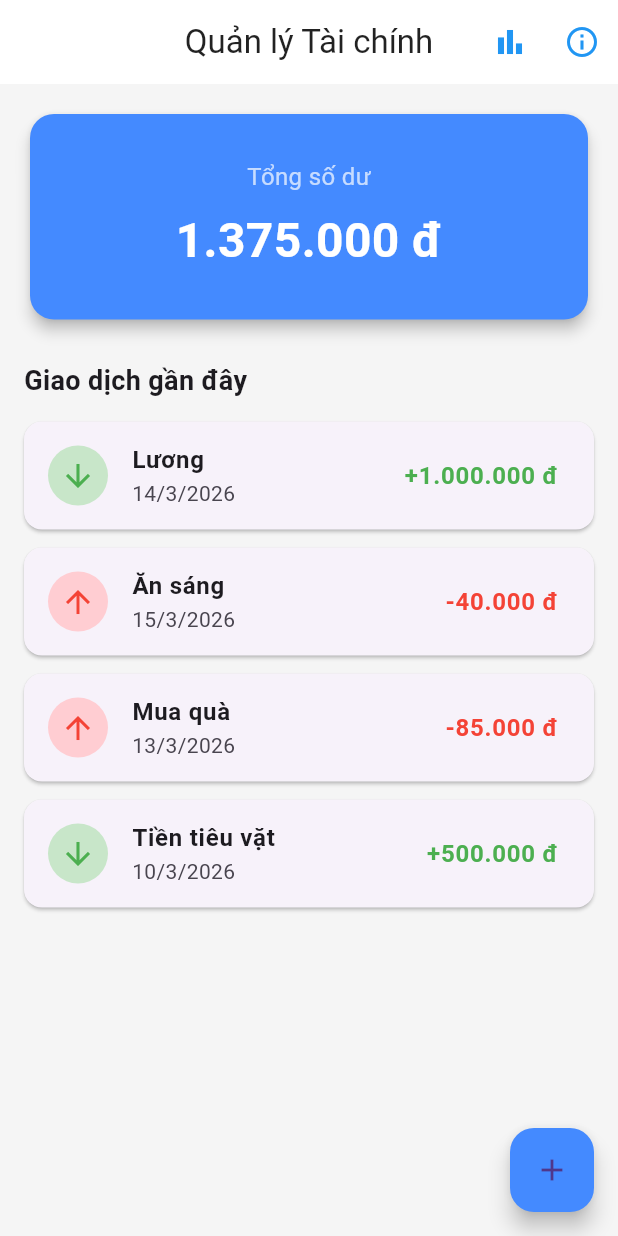
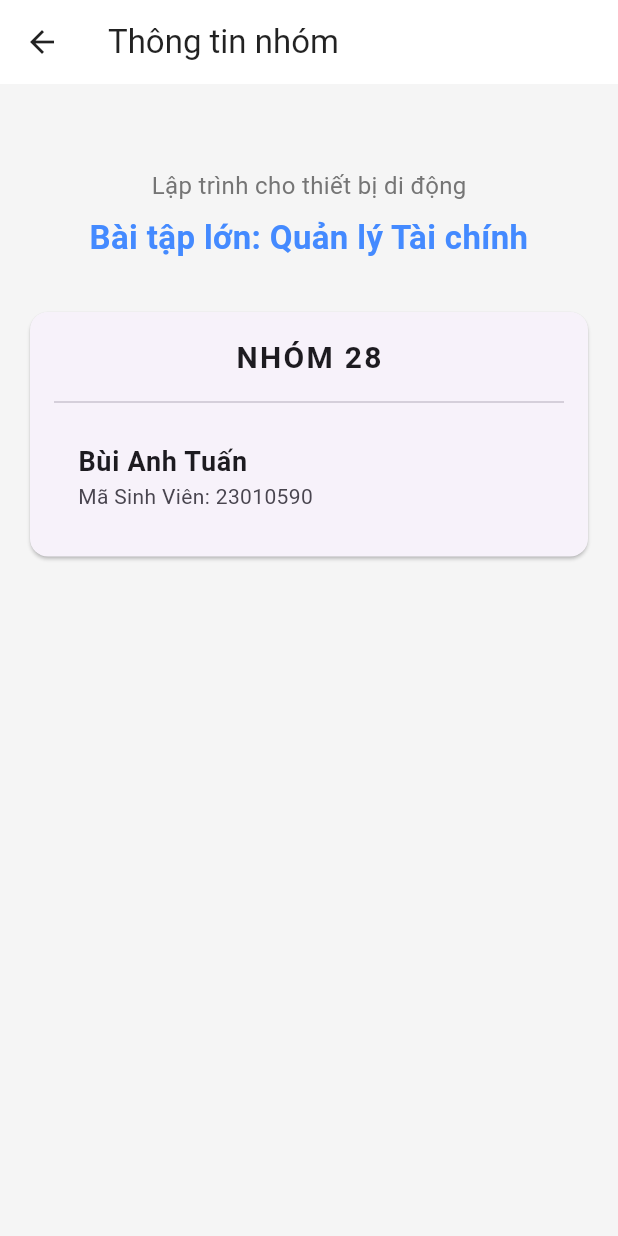
Before and after one commit to buituan3305/2025_2_LTTBDD_N03_Nhom_28, a Flutter app: the screen it shows after launch, after a tap on the "info outline" icon, on a phone screen of 412 x 824 dp. Run offline on Flutter 3.47's test engine with Material 3 defaults, Android fonts, the phone set to English and light mode, and no system bars.

Commit message:
tạo phần thông tin nhóm

```diff
--- a/lib/screens/home_screen.dart
+++ b/lib/screens/home_screen.dart
@@ -5,6 +5,7 @@ import '../models/mock_data.dart';
 import '../models/transaction.dart';
 import '../widgets/new_transaction.dart';
 import 'statistic_screen.dart';
+import 'infor_screen.dart';
 
 class HomeScreen extends StatefulWidget {
   @override
@@ -78,7 +79,10 @@ class _HomeScreenState extends State<HomeScreen> {
           IconButton(
             icon: Icon(Icons.info_outline, color: Colors.blue),
             onPressed: () {
-              // Chuyển sang trang Thông tin nhóm
+              // Lệnh chuyển sang trang Thông tin nhóm
+              Navigator.of(
+                context,
+              ).push(MaterialPageRoute(builder: (context) => InforScreen()));
             },
           ),
         ],
--- /dev/null
+++ b/lib/screens/infor_screen.dart
@@ -0,0 +1,81 @@
+// Đường dẫn: lib/screens/infor_screen.dart
+
+import 'package:flutter/material.dart';
+
+class InforScreen extends StatelessWidget {
+  @override
+  Widget build(BuildContext context) {
+    return Scaffold(
+      backgroundColor: Colors.grey[100],
+      appBar: AppBar(
+        title: Text('Thông tin nhóm', style: TextStyle(color: Colors.black87)),
+        backgroundColor: Colors.white,
+        elevation: 0,
+        iconTheme: IconThemeData(
+          color: Colors.black87,
+        ), // Mũi tên quay lại màu đen
+      ),
+      body: SingleChildScrollView(
+        child: Padding(
+          padding: EdgeInsets.all(16.0),
+          child: Column(
+            crossAxisAlignment: CrossAxisAlignment.center,
+            children: [
+              SizedBox(height: 20),
+              SizedBox(height: 20),
+
+              // Tên môn học và Tên đề tài
+              Text(
+                'Lập trình cho thiết bị di động',
+                style: TextStyle(fontSize: 16, color: Colors.grey[600]),
+              ),
+              SizedBox(height: 8),
+              Text(
+                'Bài tập lớn: Quản lý Tài chính',
+                style: TextStyle(
+                  fontSize: 22,
+                  fontWeight: FontWeight.bold,
+                  color: Colors.blueAccent,
+                ),
+                textAlign: TextAlign.center,
+              ),
+              SizedBox(height: 30),
+
+              // Thẻ thông tin thành viên nhóm
+              Card(
+                child: Padding(
+                  padding: EdgeInsets.all(16.0),
+                  child: Column(
+                    children: [
+                      Text(
+                        'NHÓM 28',
+                        style: TextStyle(
+                          fontSize: 20,
+                          fontWeight: FontWeight.bold,
+                          letterSpacing: 1.5,
+                        ),
+                      ),
+                      Divider(height: 30, thickness: 1),
+
+                      // Thông tin của bạn
+                      ListTile(
+                        title: Text(
+                          'Bùi Anh Tuấn',
+                          style: TextStyle(
+                            fontWeight: FontWeight.bold,
+                            fontSize: 18,
+                          ),
+                        ),
+                        subtitle: Text('Mã Sinh Viên: 23010590'),
+                      ),
+                    ],
+                  ),
+                ),
+              ),
+            ],
+          ),
+        ),
+      ),
+    );
+  }
+}
```
